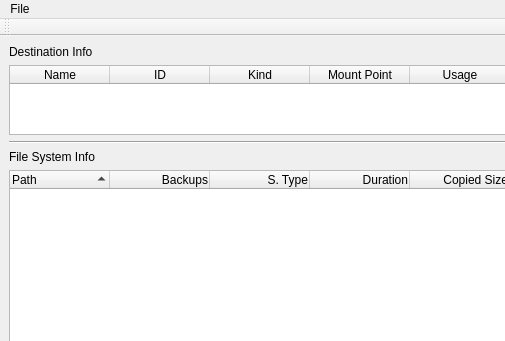
Qt form mainwindow.ui (louis-langholtz/time-machine-helper) before a commit; both pictures show x 0 to 505 and y 0 to 341 of the 900 by 600 pixel window.
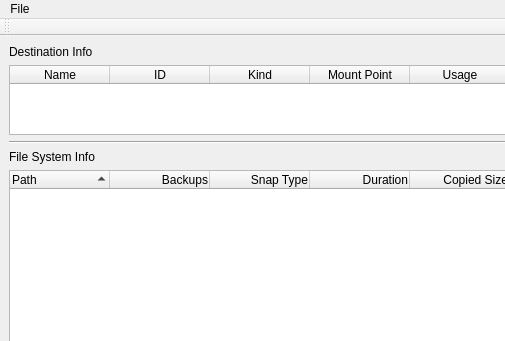
The same form after that commit. Custom widgets are drawn as their Qt base class.

```diff
--- a/mainwindow.ui
+++ b/mainwindow.ui
@@ -168,7 +168,7 @@
         </column>
         <column>
          <property name="text">
-          <string>S. Type</string>
+          <string>Snap Type</string>
          </property>
          <property name="toolTip">
           <string>Snapshot type.</string>
```
Left out of the diff: 10 changed lines with no effect on the pictures.
